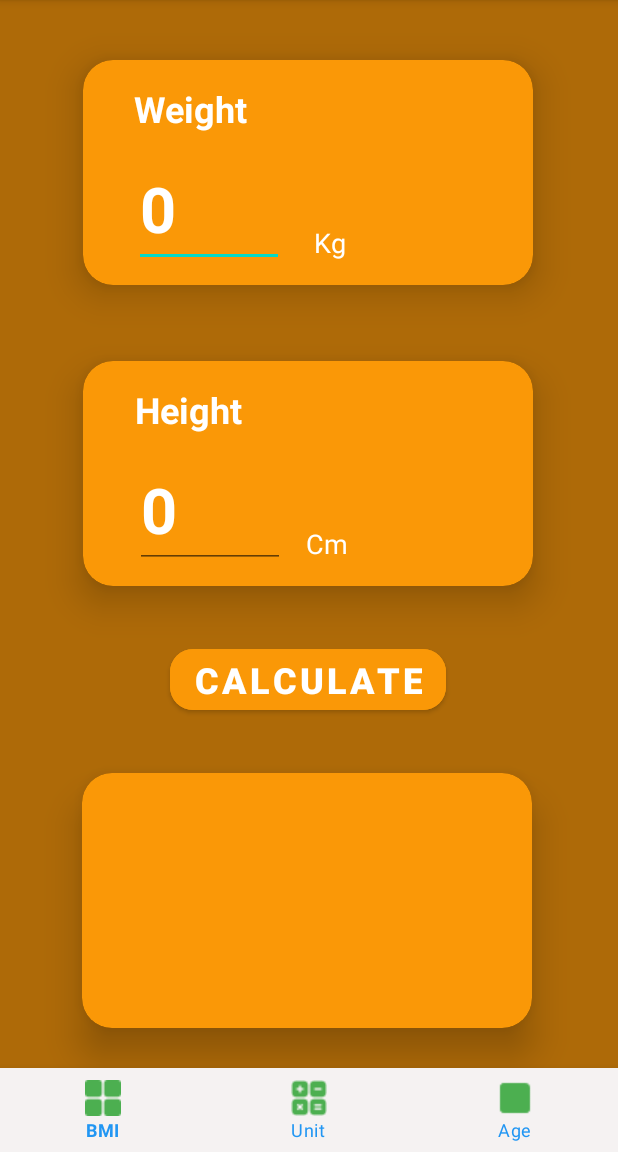
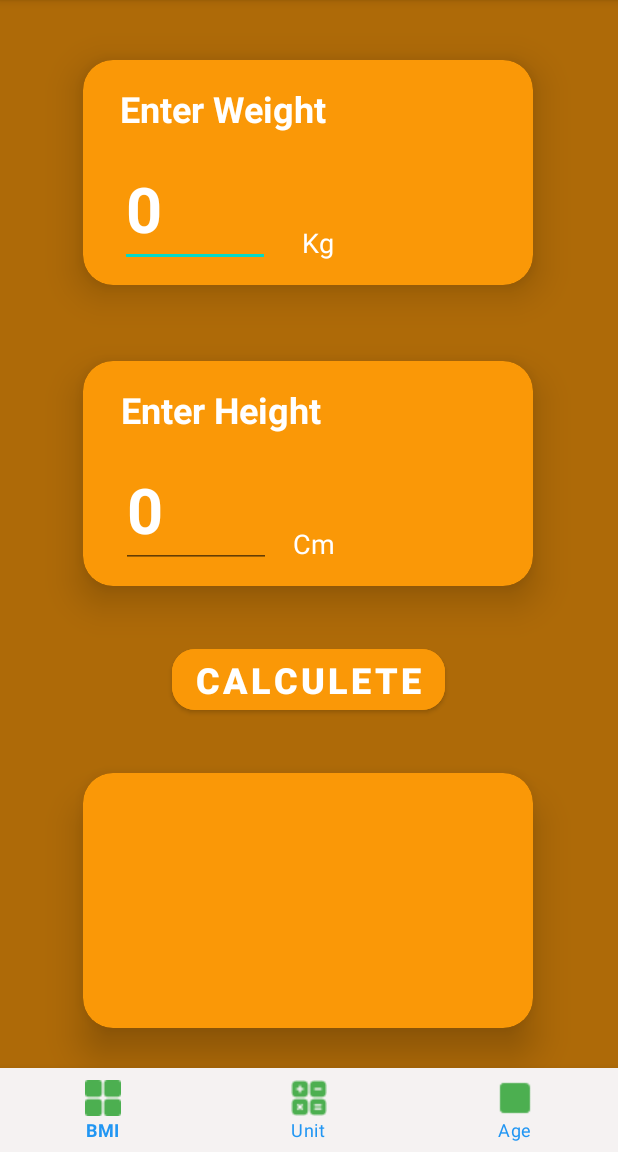
Before and after one commit to ImranHossain81/BottomBar-Nav-Calculator-Proj, an Android app: the screen it shows after launch (MainActivity), on a phone screen of 412 x 824 dp, the part 84-1236 px from its top. Run offline under Robolectric (Android 15) with nearby library versions, the phone set to English and light mode, and no system bars; our stand-ins replace navigation-ui.

```diff
--- a/app/src/main/res/layout/fragment_b_m_i.xml
+++ b/app/src/main/res/layout/fragment_b_m_i.xml
@@ -31,7 +31,7 @@
                 android:layout_width="wrap_content"
                 android:layout_height="wrap_content"
                 android:layout_marginTop="16dp"
-                android:text="Weight"
+                android:text="Enter Weight"
                 android:textColor="@color/white"
                 android:textSize="24sp"
                 android:textStyle="bold"
@@ -95,7 +95,7 @@
                 android:layout_width="wrap_content"
                 android:layout_height="wrap_content"
                 android:layout_marginTop="16dp"
-                android:text="Height"
+                android:text="Enter Height"
                 android:textColor="@color/white"
                 android:textSize="24sp"
                 android:textStyle="bold"
@@ -144,7 +144,7 @@
         android:layout_marginTop="36dp"
         android:backgroundTint="#FA9807"
         android:elevation="20dp"
-        android:text="CALCULATE"
+        android:text="Calculete"
         android:textSize="24sp"
         android:textStyle="bold"
         app:cornerRadius="15dp"
@@ -173,9 +173,9 @@
                 android:id="@+id/countTxt"
                 android:layout_width="wrap_content"
                 android:layout_height="wrap_content"
-                android:layout_marginTop="12dp"
-                android:textColor="@color/white"
-                android:textSize="44sp"
+                android:layout_marginTop="25dp"
+                android:textColor="#0D8011"
+                android:textSize="18sp"
                 android:textStyle="bold"
                 app:layout_constraintEnd_toEndOf="parent"
                 app:layout_constraintHorizontal_bias="0.502"
@@ -187,8 +187,8 @@
                 android:layout_width="wrap_content"
                 android:layout_height="wrap_content"
                 android:layout_marginTop="8dp"
-                android:textColor="@color/white"
-                android:textSize="24sp"
+                android:textColor="@color/obese"
+                android:textSize="20sp"
                 android:textStyle="bold"
                 app:layout_constraintEnd_toEndOf="@+id/countTxt"
                 app:layout_constraintStart_toStartOf="@+id/countTxt"
@@ -199,7 +199,9 @@
                 android:layout_width="wrap_content"
                 android:layout_height="wrap_content"
                 android:layout_marginTop="8dp"
-                android:textColor="@color/white"
+                android:textColor="@color/black"
+                android:textSize="20dp"
+                android:textStyle="bold"
                 app:layout_constraintEnd_toEndOf="@+id/resultTxt"
                 app:layout_constraintStart_toStartOf="@+id/resultTxt"
                 app:layout_constraintTop_toBottomOf="@+id/resultTxt" />
--- a/app/src/main/res/values/colors.xml
+++ b/app/src/main/res/values/colors.xml
@@ -2,4 +2,8 @@
 <resources>
     <color name="black">#FF000000</color>
     <color name="white">#FFFFFFFF</color>
+    <color name="un_weight">#4CAF50</color>
+    <color name="healt">#0C96A8</color>
+    <color name="overweight">#C53E13</color>
+    <color name="obese">#673AB7</color>
 </resources>
```
Also changed, not shown: app/src/main/java/com/example/bottombar_nav_calculatorproj/BMI.kt (+76 -16 lines).
